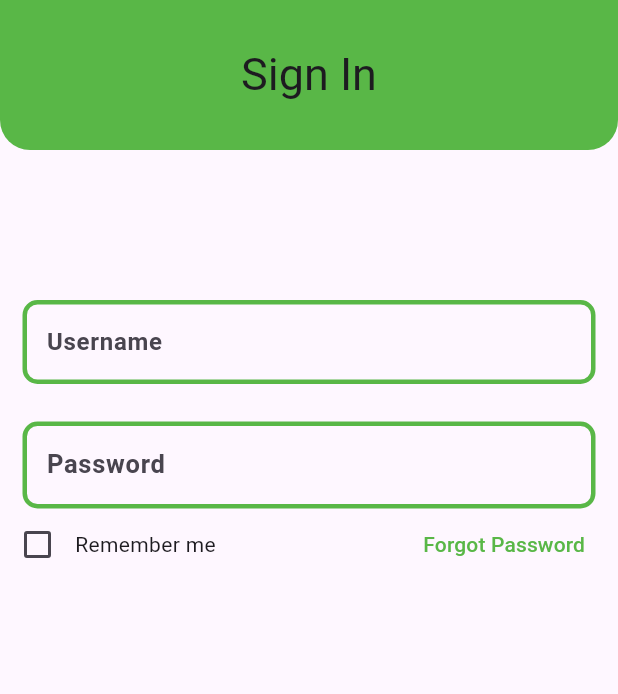
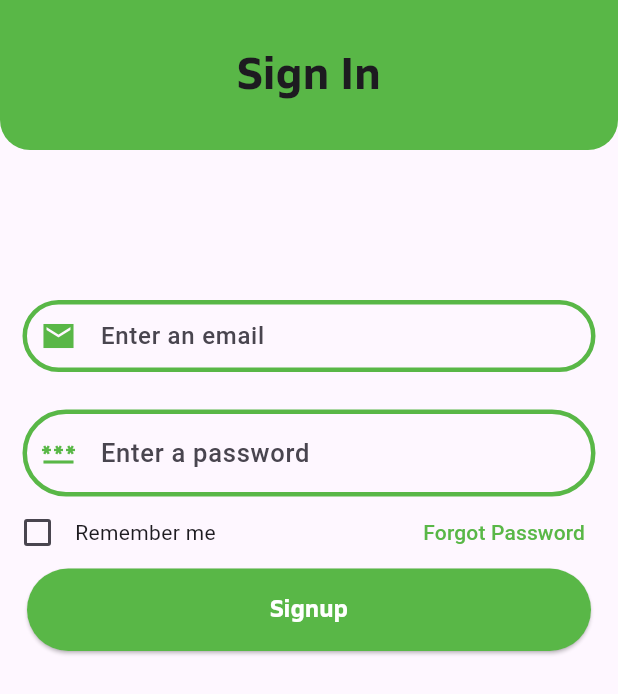
Before and after one commit to MuaviaAsghar/LoginPage, a Flutter app: the screen it shows after launch, on a phone screen of 412 x 824 dp. Shown: the top 694 px of the screen. Run offline on Flutter 3.47's test engine with Material 3 defaults, Android fonts, the phone set to English and light mode, and no system bars; project files that could hold a hidden picture were left out.

Commit message:
Third commit

```diff
--- a/lib/login_page.dart
+++ b/lib/login_page.dart
@@ -35,27 +35,34 @@ class _LoginpageState extends State<Loginpage> {
               Padding(
                 padding: const EdgeInsets.symmetric(horizontal: 15),
                 child: TextField(
+
                   keyboardType: TextInputType.emailAddress,
                   decoration: InputDecoration(
-                    labelStyle: const TextStyle(
-                        fontSize: 16, fontWeight: FontWeight.bold),
+                    contentPadding: const EdgeInsets.symmetric(vertical: 0.0,
+      horizontal: 0.0,),
+                    prefixIcon: const Icon(Icons.email_sharp
+                    ,color: customgreen,
+                    ),
+
+                    // labelStyle: const TextStyle(
+                    //     fontSize: 16, fontWeight: FontWeight.bold),
                     hintStyle: const TextStyle(
-                        fontSize: 16, fontWeight: FontWeight.bold),
-                    labelText: "Username",
+                        fontSize: 16, fontWeight: FontWeight.w500),
+                    // labelText: "Email",
                     hintText: 'Enter an email',
                     focusedBorder: OutlineInputBorder(
                       borderSide: const BorderSide(
                         width: 3,
                         color: customgreen,
                       ),
-                      borderRadius: BorderRadius.circular(10.0),
+                      borderRadius: BorderRadius.circular(60),
                     ),
                     enabledBorder: OutlineInputBorder(
                       borderSide: const BorderSide(
                         width: 3,
                         color: customgreen,
                       ),
-                      borderRadius: BorderRadius.circular(10.0),
+                      borderRadius: BorderRadius.circular(60),
                     ),
                   ),
                 ),
@@ -63,48 +70,35 @@ class _LoginpageState extends State<Loginpage> {
               Padding(
                 padding: const EdgeInsets.only(left: 15, right: 15, top: 25),
                 child: TextField(
+
                   obscureText: true,
                   keyboardType: TextInputType.visiblePassword,
                   decoration: InputDecoration(
-                    labelStyle: const TextStyle(
-                        fontSize: 17, fontWeight: FontWeight.bold),
+
+                    prefixIcon:const Icon(Icons.password_sharp,color:customgreen),
+                    // labelStyle: const TextStyle(
+                        // fontSize: 17, fontWeight: FontWeight.bold),
                     hintStyle: const TextStyle(
-                        fontSize: 17, fontWeight: FontWeight.bold),
-                    labelText: "Password",
+                        fontSize: 17, fontWeight: FontWeight.w500),
+                    // labelText: "Password",
                     hintText: 'Enter a password',
                     focusedBorder: OutlineInputBorder(
                       borderSide: const BorderSide(
                         width: 3,
                         color: customgreen,
                       ),
-                      borderRadius: BorderRadius.circular(10.0),
+                      borderRadius: BorderRadius.circular(60),
                     ),
                     enabledBorder: OutlineInputBorder(
                       borderSide: const BorderSide(
                         width: 3,
                         color: customgreen,
                       ),
-                      borderRadius: BorderRadius.circular(10.0),
+                      borderRadius: BorderRadius.circular(60),
                     ),
                   ),
                 ),
               ),
-              // Remember Me checkbox
-              // CheckboxListTile(
-              //   title: const Text(
-              //     "Remember Me",
-              //   ),
-              //   value: checkedValue,
-              //   onChanged: (newValue) {
-              //     FocusManager.instance.primaryFocus?.unfocus();
-              //     setState(() {
-              //       checkedValue = newValue!;
-              //     });
-              //   },
-              //   contentPadding: const EdgeInsets.only(left: 15, right: 15, top: 0),
-              //   controlAffinity: ListTileControlAffinity.leading,
-              // ),
-              // Forget Password button
               Padding(
                 padding: const EdgeInsets.only(left: 15, right: 10),
                 child: Row(
@@ -147,6 +141,32 @@ class _LoginpageState extends State<Loginpage> {
                   ],
                 ),
               ),
+              Padding(
+                padding: const EdgeInsets.symmetric(horizontal: 18),
+                child: ElevatedButton(
+                  onPressed: () {},
+                  style: ElevatedButton.styleFrom(
+                    backgroundColor: customgreen,
+                    minimumSize: const Size(400, 55),
+                    shape: const RoundedRectangleBorder(
+                        borderRadius: BorderRadius.all(Radius.circular(30))),
+                    textStyle: const TextStyle(
+                      fontFamily: 'Siro',
+                      color: customgreen,
+                      fontSize: 25,
+                    ),
+                  ),
+                  child: const Text(
+                    'Signup',
+                    textAlign: TextAlign.center,
+                    style: TextStyle(
+                      fontFamily: 'Siro',
+                      color: Colors.white,
+                      fontSize: 16,
+                    ),
+                  ),
+                ),
+              ),
             ],
           ),
         ),
@@ -154,123 +174,3 @@ class _LoginpageState extends State<Loginpage> {
     );
   }
 }
-
-
-// class LoginPage extends StatelessWidget {
-//   const LoginPage({super.key});
-
-// @override
-// Widget build(BuildContext context) {
-//   bool checkedValue = false; // Initialize the checkedValue for the checkbox
-
-//   return Scaffold(
-//     appBar: AppBar(
-//       centerTitle: true,
-//       title: const Text(
-//         "Sign In",
-//         style: TextStyle(fontFamily: 'Siro', fontSize: 30),
-//       ),
-//       toolbarHeight: 100,
-//       backgroundColor: customgreen,
-//       shape: const RoundedRectangleBorder(
-//           borderRadius: BorderRadius.vertical(bottom: Radius.circular(20))),
-//     ),
-//     body: Padding(
-//       padding: const EdgeInsets.only(top: 100),
-//       child: Column(
-//         mainAxisAlignment: MainAxisAlignment.start,
-//         // crossAxisAlignment: CrossAxisAlignment.start,
-//         children: [
-//           Padding(
-//             padding: const EdgeInsets.symmetric(horizontal: 15),
-//             child: TextField(
-//               keyboardType: TextInputType.emailAddress,
-//               decoration: InputDecoration(
-//                 labelStyle: const TextStyle(
-//                     fontSize: 16, fontWeight: FontWeight.bold),
-//                 hintStyle: const TextStyle(
-//                     fontSize: 16, fontWeight: FontWeight.bold),
-//                 labelText: "Username",
-//                 hintText: 'Enter an email',
-//                 focusedBorder: OutlineInputBorder(
-//                   borderSide: const BorderSide(
-//                     width: 3,
-//                     color: customgreen,
-//                   ),
-//                   borderRadius: BorderRadius.circular(10.0),
-//                 ),
-//                 enabledBorder: OutlineInputBorder(
-//                   borderSide: const BorderSide(
-//                     width: 3,
-//                     color: customgreen,
-//                   ),
-//                   borderRadius: BorderRadius.circular(10.0),
-//                 ),
-//               ),
-//             ),
-//           ),
-//           Padding(
-//             padding: const EdgeInsets.symmetric(horizontal: 15, vertical: 25),
-//             child: TextField(
-//               obscureText: true,
-//               keyboardType: TextInputType.visiblePassword,
-//               decoration: InputDecoration(
-//                 labelStyle: const TextStyle(
-//                     fontSize: 17, fontWeight: FontWeight.bold),
-//                 hintStyle: const TextStyle(
-//                     fontSize: 17, fontWeight: FontWeight.bold),
-//                 labelText: "Password",
-//                 hintText: 'Enter a password',
-//                 focusedBorder: OutlineInputBorder(
-//                   borderSide: const BorderSide(
-//                     width: 3,
-//                     color: customgreen,
-//                   ),
-//                   borderRadius: BorderRadius.circular(10.0),
-//                 ),
-//                 enabledBorder: OutlineInputBorder(
-//                   borderSide: const BorderSide(
-//                     width: 3,
-//                     color: customgreen,
-//                   ),
-//                   borderRadius: BorderRadius.circular(10.0),
-//                 ),
-//               ),
-//             ),
-//           ),
-//           // Remember Me checkbox
-//           CheckboxListTile(
-//             title: const Text(
-//               "Remember Me",
-
-//             ),
-//             value: checkedValue,
-//             onChanged: (newValue) {
-//               FocusManager.instance.primaryFocus?.unfocus();
-//               setState(() {
-//                 checkedValue = newValue!;
-//               });
-//             },
-//             contentPadding: EdgeInsets.only(left: 15, right: 15, top: 0),
-//             controlAffinity: ListTileControlAffinity.leading,
-//           ),
-//           // Forget Password button
-//           Row(
-//             mainAxisAlignment: MainAxisAlignment.center,
-//             children: [
-//               TextButton(
-//                 child: Text(
-//                   "Forget Password",
-
-//                 ),
-//                 onPressed: () {
-//                   // Handle the onPressed event
-//                 },
-//               )
-//             ],
-//           ),
-//         ],
-//       ),
-//     ),
-//   );
-// }
```
Also changed, not shown: assets/Siro-BoldItalic.ttf (deleted), assets/Siro-ExtraBold.ttf (deleted), assets/Siro-ExtraBoldItalic.ttf (deleted), assets/Siro-ExtraLight.ttf (deleted), assets/Siro-ExtraLightItalic.ttf (deleted), assets/Siro-Heavy.ttf (deleted), assets/Siro-HeavyItalic.ttf (deleted), assets/Siro-Italic.ttf (deleted), assets/Siro-Light.ttf (deleted), assets/Siro-LightItalic.ttf (deleted), assets/Siro-Regular.ttf (deleted), assets/Siro-SemiBold.ttf (deleted), assets/Siro-SemiBoldItalic.ttf (deleted), assets/cover.jpg (deleted), 1 more files, 1 other file.
